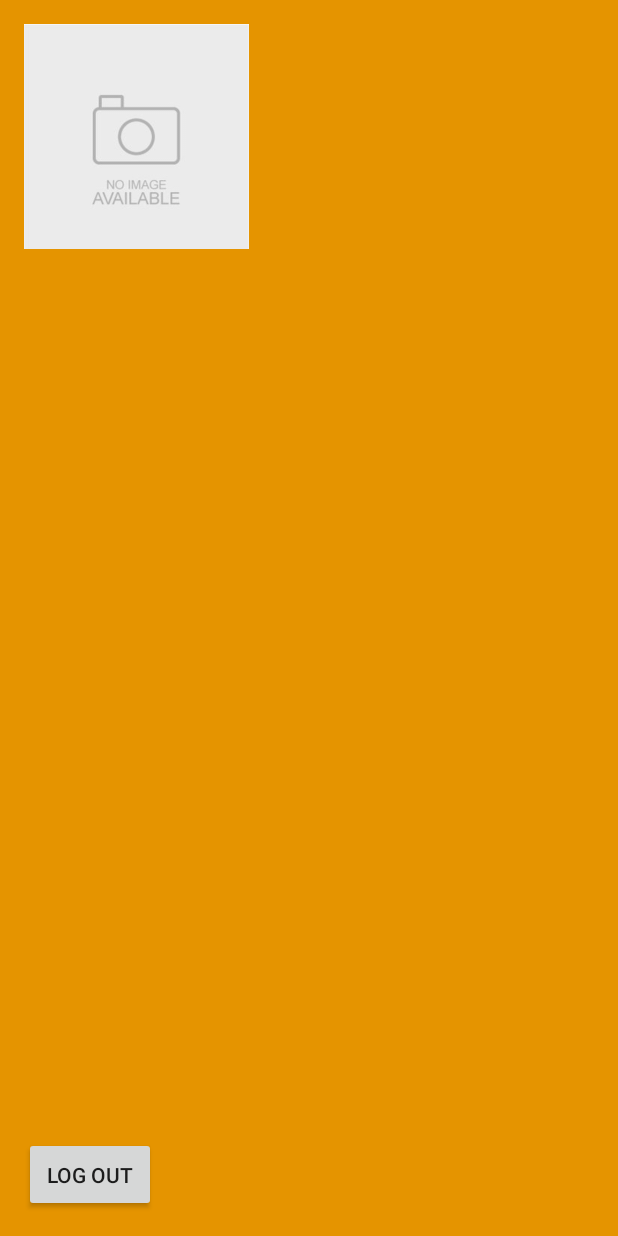
After one commit to JaredScott5/FriendApp, an Android app: the layout activity_user_profile.xml on its own in the app's theme, with its tools: preview values and no code run, on a phone screen of 412 x 824 dp. The commit adds this screen. Run offline under Robolectric (Android 15) with nearby library versions, the phone set to English and light mode, and no system bars.

Commit message:
We are able to log users now and pull their "User" information I'm currently working on pulling all their information including from other databses I believe I have an idea of how to do that, I also am working on storing img files to the databse but ran into a problem I already made it so the user can select imgaes from his gallery but the emulator has no imgs and I can't save one from online tried to set up a sdcard and mount it but turned out to be very difficult or lack of resources so I gave up on that and will be testing on an android phone I was loaned.

```diff
--- a/app/src/main/AndroidManifest.xml
+++ b/app/src/main/AndroidManifest.xml
@@ -8,6 +8,7 @@
 
     <application
         android:allowBackup="true"
+        android:debuggable="true"
         android:icon="@mipmap/ic_launcher"
         android:label="@string/app_name"
         android:theme="@style/AppTheme" >
@@ -24,6 +25,10 @@
             android:name=".sign_up"
             android:label="@string/title_activity_sign_up" >
         </activity>
+        <activity
+            android:name=".user_profile"
+            android:label="@string/title_activity_user_profile" >
+        </activity>
     </application>
 
 </manifest>
--- /dev/null
+++ b/app/src/main/res/layout/activity_user_profile.xml
@@ -0,0 +1,38 @@
+<RelativeLayout xmlns:android="http://schemas.android.com/apk/res/android"
+    xmlns:tools="http://schemas.android.com/tools"
+    android:layout_width="match_parent"
+    android:layout_height="match_parent"
+    android:paddingLeft="@dimen/activity_horizontal_margin"
+    android:paddingRight="@dimen/activity_horizontal_margin"
+    android:paddingTop="@dimen/activity_vertical_margin"
+    android:paddingBottom="@dimen/activity_vertical_margin"
+    android:background="@color/orange"
+    tools:context="com.android.friendapp.user_profile">
+
+    <TextView
+        android:layout_width="wrap_content"
+        android:layout_height="50dp"
+        android:id="@+id/txtuser"
+        android:layout_marginLeft="30dp"
+        android:layout_marginStart="30dp"
+        android:layout_alignParentTop="true"
+        android:layout_toRightOf="@+id/profile_img"
+        android:layout_toEndOf="@+id/profile_img" />
+    <ImageView
+        android:layout_width="150dp"
+        android:layout_height="150dp"
+        android:id="@+id/profile_img"
+        android:src="@drawable/no_image"
+        android:layout_alignParentTop="true"
+        android:layout_alignParentLeft="true" />
+
+    <Button
+        android:layout_width="wrap_content"
+        android:layout_height="50dp"
+        android:text="Log Out"
+        android:id="@+id/logOutB"
+        android:layout_alignParentLeft="true"
+        android:layout_alignParentBottom="true" />
+
+
+</RelativeLayout>
--- a/app/src/main/res/values/strings.xml
+++ b/app/src/main/res/values/strings.xml
@@ -5,5 +5,6 @@
     <string name="action_settings">Settings</string>
     <string name="signUpS">Sign Up</string>
     <string name="emailS">Email</string>
-    <string name="title_activity_sign_up">sign_up</string>
+    <string name="title_activity_sign_up">Sign Up</string>
+    <string name="title_activity_user_profile">FriendApp</string>
 </resources>
```
Also changed, not shown: app/src/main/java/com/android/friendapp/MainActivity.java (+34 -17 lines), app/src/main/java/com/android/friendapp/sign_up.java (+5 -6 lines), app/src/main/res/layout/activity_main.xml (+4 -4 lines), app/src/main/res/menu/menu_user_profile.xml (added, +7 -0 lines), app/src/main/res/drawable/no_image.jpg (added).
